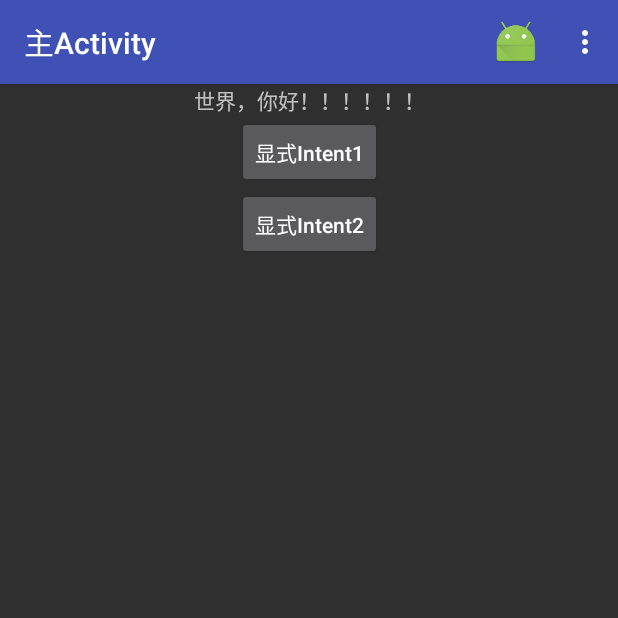
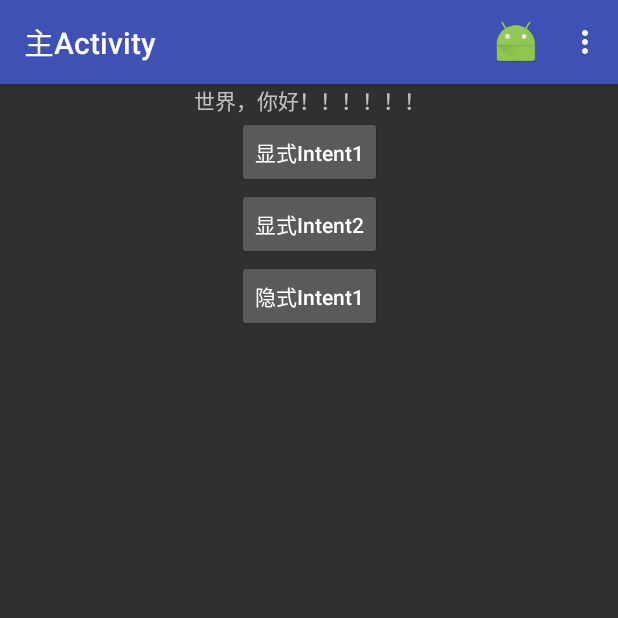
Before and after one commit to haowenbiao/AndroidProject, an Android app: the screen it shows after launch (MainActivity), on a phone screen of 412 x 824 dp, the top half of it. Run offline under Robolectric (Android 15) with nearby library versions, the phone set to English and light mode, and no system bars.

Commit message:
20130331-001

```diff
--- a/MyApplication/app/build.gradle
+++ b/MyApplication/app/build.gradle
@@ -13,7 +13,7 @@ android {
 
         //lambda
         jackOptions {
-            enabled=true
+            enabled = true
         }
     }
     buildTypes {
--- a/MyApplication/app/src/main/java/com/example/myapplication/JumpBetweenActivities.java
+++ b/MyApplication/app/src/main/java/com/example/myapplication/JumpBetweenActivities.java
@@ -13,12 +13,12 @@ public class JumpBetweenActivities extends AppCompatActivity {
     protected void onCreate(Bundle savedInstanceState) {
         super.onCreate(savedInstanceState);
         setContentView(R.layout.activity_jump_bettwen_activitys);
-        Button buttonBack =(Button) findViewById(R.id.back_bt);
+        Button buttonBack = (Button) findViewById(R.id.back_bt);
         buttonBack.setOnClickListener(v -> finish());
     }
 
-    public static void showMe(Context context){
-        Intent intent=new Intent(context,JumpBetweenActivities.class);
+    public static void showMe(Context context) {
+        Intent intent = new Intent(context, JumpBetweenActivities.class);
         context.startActivity(intent);
     }
 }
--- a/MyApplication/app/src/main/java/com/example/myapplication/MainActivity.java
+++ b/MyApplication/app/src/main/java/com/example/myapplication/MainActivity.java
@@ -15,19 +15,24 @@ public class MainActivity extends AppCompatActivity {
     protected void onCreate(Bundle savedInstanceState) {
         super.onCreate(savedInstanceState);
         setContentView(R.layout.activity_main);
+
         Button explicitIntent_bt1 = (Button) findViewById(R.id.explicitIntent_bt1);
         explicitIntent_bt1.setOnClickListener((v) -> {
             Intent intent = new Intent(MainActivity.this, JumpBetweenActivities.class);
             startActivity(intent);
         });
+
         Button explicitIntent_bt2 = (Button) findViewById(R.id.explicitIntent_bt2);
-        explicitIntent_bt2.setOnClickListener(new View.OnClickListener() {
-            @Override
-            public void onClick(View v) {
-                JumpBetweenActivities jumpBetweenActivities = new JumpBetweenActivities();
-                jumpBetweenActivities.showMe(MainActivity.this);
-            }
+        explicitIntent_bt2.setOnClickListener(v -> JumpBetweenActivities.showMe(MainActivity.this));
+
+        Button implicitIntent_bt1 = (Button) findViewById(R.id.implicitIntent_bt1);
+        implicitIntent_bt1.setOnClickListener(v -> {
+            Intent intent = new Intent("com.example.myapplication.ACTION_START");
+            intent.addCategory("com.example.myapplication.MY_CATEGORY");
+            startActivity(intent);
         });
+
+
     }
 
     @Override
--- a/MyApplication/app/src/main/res/layout/activity_main.xml
+++ b/MyApplication/app/src/main/res/layout/activity_main.xml
@@ -35,4 +35,14 @@
         app:layout_constraintLeft_toLeftOf="parent"
         app:layout_constraintTop_toBottomOf="@+id/explicitIntent_bt1" />
 
+    <Button
+        android:id="@+id/implicitIntent_bt1"
+        android:layout_width="wrap_content"
+        android:layout_height="wrap_content"
+        android:text="隐式Intent1"
+        android:textAllCaps="false"
+        app:layout_constraintRight_toRightOf="parent"
+        app:layout_constraintLeft_toLeftOf="parent"
+        app:layout_constraintTop_toBottomOf="@id/explicitIntent_bt2"/>
+
 </android.support.constraint.ConstraintLayout>
--- a/MyApplication/build.gradle
+++ b/MyApplication/build.gradle
@@ -7,6 +7,8 @@ buildscript {
     dependencies {
         classpath 'com.android.tools.build:gradle:2.3.0'
 
+        //lambda
+        classpath 'me.tatarka:gradle-retrolambda:3.2.0'
         // NOTE: Do not place your application dependencies here; they belong
         // in the individual module build.gradle files
     }
```
Also changed, not shown: MyApplication/app/src/main/AndroidManifest.xml (+8 -1 lines).
